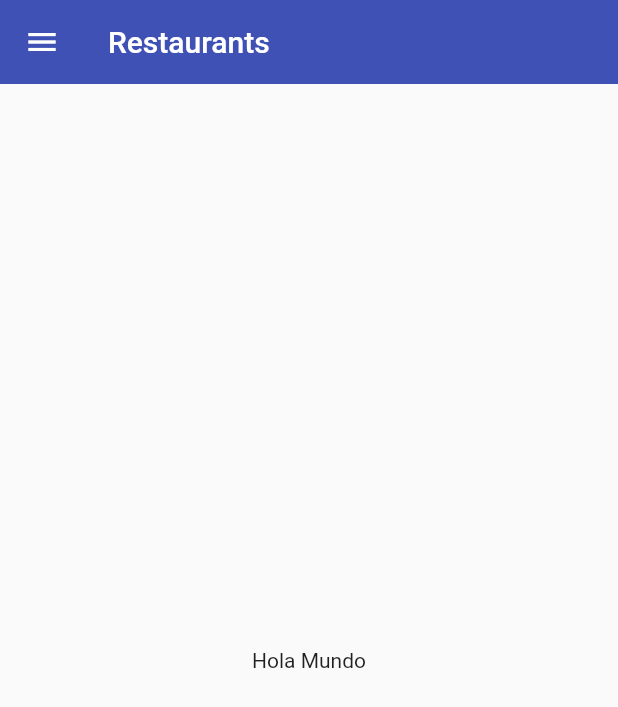
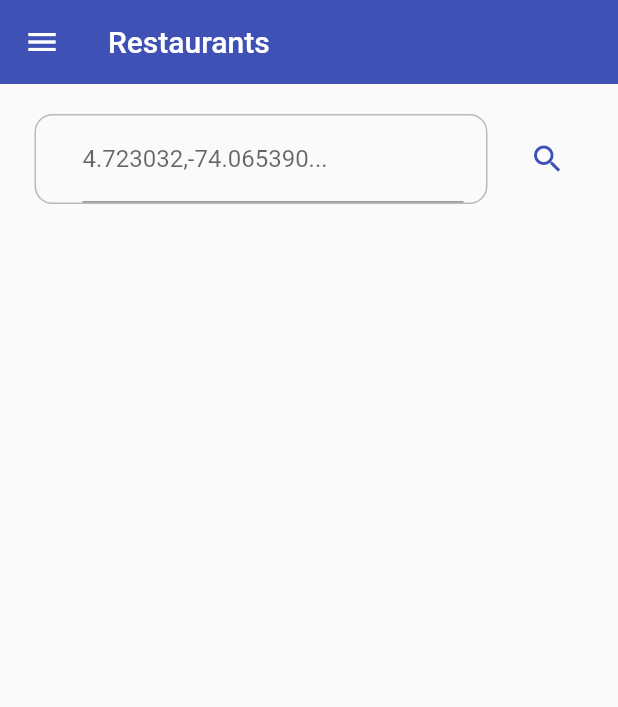
Before and after one commit to blessedmate/tybatest, a Flutter app: the screen it shows after launch, on a phone screen of 412 x 824 dp. Shown: the top 707 px of the screen. Run offline on Flutter 3.47's test engine with Material 2 defaults, Android fonts, the phone set to English and light mode, and no system bars.

Commit message:
restaurants model and api query

```diff
--- /dev/null
+++ b/lib/models/restaurant_response.dart
@@ -0,0 +1,180 @@
+// To parse this JSON data, do
+//
+//     final restaurantsResponse = restaurantsResponseFromMap(jsonString);
+
+import 'dart:convert';
+
+class RestaurantsResponse {
+  RestaurantsResponse({
+    this.summary,
+    this.results,
+  });
+
+  Summary? summary;
+  List<RestaurantInfo>? results;
+
+  factory RestaurantsResponse.fromJson(String str) =>
+      RestaurantsResponse.fromMap(json.decode(str));
+
+  String toJson() => json.encode(toMap());
+
+  factory RestaurantsResponse.fromMap(Map<String, dynamic> json) =>
+      RestaurantsResponse(
+        summary:
+            json["summary"] == null ? null : Summary.fromMap(json["summary"]),
+        results: json["results"] == null
+            ? null
+            : List<RestaurantInfo>.from(
+                json["results"].map((x) => RestaurantInfo.fromMap(x))),
+      );
+
+  Map<String, dynamic> toMap() => {
+        "summary": summary == null ? null : summary!.toMap(),
+        "results": results == null
+            ? null
+            : List<dynamic>.from(results!.map((x) => x.toMap())),
+      };
+}
+
+class RestaurantInfo {
+  RestaurantInfo({
+    this.poi,
+    this.address,
+    this.position,
+  });
+
+  Poi? poi;
+  Address? address;
+  Position? position;
+
+  factory RestaurantInfo.fromJson(String str) =>
+      RestaurantInfo.fromMap(json.decode(str));
+
+  String toJson() => json.encode(toMap());
+
+  factory RestaurantInfo.fromMap(Map<String, dynamic> json) => RestaurantInfo(
+        poi: json["poi"] == null ? null : Poi.fromMap(json["poi"]),
+        address:
+            json["address"] == null ? null : Address.fromMap(json["address"]),
+        position: json["position"] == null
+            ? null
+            : Position.fromMap(json["position"]),
+      );
+
+  Map<String, dynamic> toMap() => {
+        "poi": poi == null ? null : poi!.toMap(),
+        "address": address == null ? null : address!.toMap(),
+        "position": position == null ? null : position!.toMap(),
+      };
+}
+
+class Address {
+  Address({
+    this.streetNumber,
+    this.streetName,
+    this.municipality,
+  });
+
+  String? streetNumber;
+  String? streetName;
+  String? municipality;
+
+  factory Address.fromJson(String str) => Address.fromMap(json.decode(str));
+
+  String toJson() => json.encode(toMap());
+
+  factory Address.fromMap(Map<String, dynamic> json) => Address(
+        streetNumber:
+            json["streetNumber"] == null ? null : json["streetNumber"],
+        streetName: json["streetName"] == null ? null : json["streetName"],
+        municipality:
+            json["municipality"] == null ? null : json["municipality"],
+      );
+
+  Map<String, dynamic> toMap() => {
+        "streetNumber": streetNumber == null ? null : streetNumber,
+        "streetName": streetName == null ? null : streetName,
+        "municipality": municipality == null ? null : municipality,
+      };
+}
+
+class Poi {
+  Poi({
+    this.name,
+    this.phone,
+    this.categories,
+  });
+
+  String? name;
+  String? phone;
+  List<String>? categories;
+
+  factory Poi.fromJson(String str) => Poi.fromMap(json.decode(str));
+
+  String toJson() => json.encode(toMap());
+
+  factory Poi.fromMap(Map<String, dynamic> json) => Poi(
+        name: json["name"] == null ? null : json["name"],
+        phone: json["phone"] == null ? null : json["phone"],
+        categories: json["categories"] == null
+            ? null
+            : List<String>.from(json["categories"].map((x) => x)),
+      );
+
+  Map<String, dynamic> toMap() => {
+        "name": name == null ? null : name,
+        "phone": phone == null ? null : phone,
+        "categories": categories == null
+            ? null
+            : List<dynamic>.from(categories!.map((x) => x)),
+      };
+}
+
+class Position {
+  Position({
+    this.lat,
+    this.lon,
+  });
+
+  double? lat;
+  double? lon;
+
+  factory Position.fromJson(String str) => Position.fromMap(json.decode(str));
+
+  String toJson() => json.encode(toMap());
+
+  factory Position.fromMap(Map<String, dynamic> json) => Position(
+        lat: json["lat"] == null ? null : json["lat"].toDouble(),
+        lon: json["lon"] == null ? null : json["lon"].toDouble(),
+      );
+
+  Map<String, dynamic> toMap() => {
+        "lat": lat == null ? null : lat,
+        "lon": lon == null ? null : lon,
+      };
+}
+
+class Summary {
+  Summary({
+    required this.numResults,
+    required this.totalResults,
+  });
+
+  int numResults;
+  int totalResults;
+
+  factory Summary.fromJson(String str) => Summary.fromMap(json.decode(str));
+
+  String toJson() => json.encode(toMap());
+
+  factory Summary.fromMap(Map<String, dynamic> json) => Summary(
+        numResults: json["numResults"] == null ? null : json["numResults"],
+        totalResults:
+            json["totalResults"] == null ? null : json["totalResults"],
+      );
+
+  Map<String, dynamic> toMap() => {
+        "numResults": numResults == null ? null : numResults,
+        "totalResults": totalResults == null ? null : totalResults,
+      };
+}
--- a/lib/screens/home_screen.dart
+++ b/lib/screens/home_screen.dart
@@ -1,4 +1,6 @@
 import 'package:flutter/material.dart';
+import 'package:tyba_test/services/restaurants_service.dart';
+import 'package:tyba_test/widgets/input_field.dart';
 import 'package:tyba_test/widgets/menu.dart';
 
 class HomeScreen extends StatelessWidget {
@@ -7,12 +9,58 @@ class HomeScreen extends StatelessWidget {
   Widget build(BuildContext context) {
     return Scaffold(
       appBar: AppBar(
-        title: Text('Restaurants'),
+        title: const Text('Restaurants'),
       ),
-      drawer: Menu(),
-      body: Center(
-        child: Text('Hola Mundo'),
+      drawer: const Menu(),
+      body: Column(
+        children: [
+          const SizedBox(height: 20),
+          Padding(
+            padding: const EdgeInsets.symmetric(horizontal: 15),
+            child: SearchBar(),
+          ),
+        ],
       ),
     );
   }
 }
+
+class SearchBar extends StatelessWidget {
+  final RestaurantsService restaurantsService = RestaurantsService();
+  String lat = '';
+  String lon = '';
+
+  SearchBar({
+    Key? key,
+  }) : super(key: key);
+
+  @override
+  Widget build(BuildContext context) {
+    return Row(
+      mainAxisAlignment: MainAxisAlignment.start,
+      children: [
+        Expanded(
+          child: InputField(
+            // icon: const Icon(Icons.search),
+            labelText: '4.723032,-74.065390...',
+            margin: const EdgeInsets.symmetric(horizontal: 8),
+            onChanged: (coords) {
+              try {
+                lat = coords.split(',')[0];
+                lon = coords.split(',')[1];
+              } catch (error) {
+                print(error);
+              }
+            },
+          ),
+        ),
+        TextButton(
+          onPressed: () async {
+            await restaurantsService.searchRestaurantsByCoords(lat, lon);
+          },
+          child: const Icon(Icons.search, color: Colors.indigo),
+        ),
+      ],
+    );
+  }
+}
--- a/lib/widgets/input_field.dart
+++ b/lib/widgets/input_field.dart
@@ -3,18 +3,21 @@ import 'package:flutter/material.dart';
 class InputField extends StatelessWidget {
   final Widget? icon;
   final String labelText;
-  final Function(String)? onChanged;
-  const InputField(
-      {Key? key,
-      required this.icon,
-      required this.labelText,
-      required this.onChanged})
-      : super(key: key);
+  final Function(String) onChanged;
+  final EdgeInsetsGeometry? margin;
+
+  const InputField({
+    Key? key,
+    this.icon,
+    required this.labelText,
+    required this.onChanged,
+    this.margin,
+  }) : super(key: key);
   @override
   Widget build(BuildContext context) {
     return Container(
       height: 60,
-      margin: const EdgeInsets.symmetric(horizontal: 30),
+      margin: margin ?? const EdgeInsets.symmetric(horizontal: 30),
       padding: const EdgeInsets.symmetric(horizontal: 15),
       decoration: BoxDecoration(
           border: Border.all(color: Colors.black26),
```
Also changed, not shown: lib/services/restaurants_service.dart (added, +35 -0 lines).
